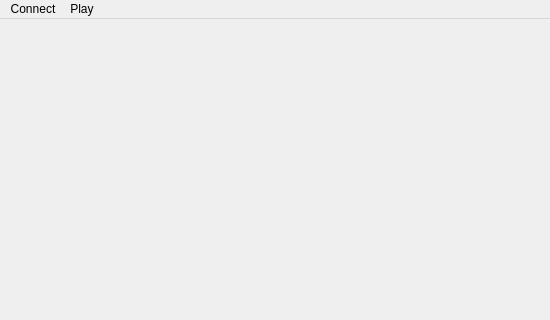
Above: mainwindow.ui from tohlh/Luzhanqi before the change; both pictures show x 0 to 550 and y 0 to 320 of the 550 by 850 pixel window. Below: the same form after it.
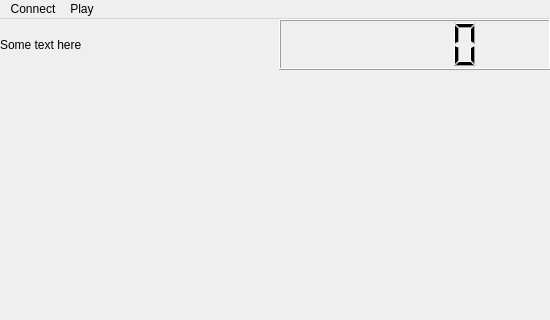
That is the form after the change.

```diff
--- a/mainwindow.ui
+++ b/mainwindow.ui
@@ -31,7 +31,41 @@
   <property name="windowTitle">
    <string>Chess</string>
   </property>
-  <widget class="QWidget" name="centralwidget"/>
+  <widget class="QWidget" name="centralwidget">
+   <widget class="QWidget" name="horizontalLayoutWidget">
+    <property name="geometry">
+     <rect>
+      <x>0</x>
+      <y>0</y>
+      <width>551</width>
+      <height>51</height>
+     </rect>
+    </property>
+    <layout class="QHBoxLayout" name="horizontalLayout">
+     <item>
+      <widget class="QLabel" name="label">
+       <property name="text">
+        <string>Some text here</string>
+       </property>
+      </widget>
+     </item>
+     <item>
+      <widget class="QLCDNumber" name="lcdNumber"/>
+     </item>
+    </layout>
+   </widget>
+   <widget class="QWidget" name="horizontalLayoutWidget_2">
+    <property name="geometry">
+     <rect>
+      <x>0</x>
+      <y>50</y>
+      <width>551</width>
+      <height>781</height>
+     </rect>
+    </property>
+    <layout class="QHBoxLayout" name="chessboardLayout"/>
+   </widget>
+  </widget>
   <widget class="QMenuBar" name="menubar">
    <property name="geometry">
     <rect>
```
